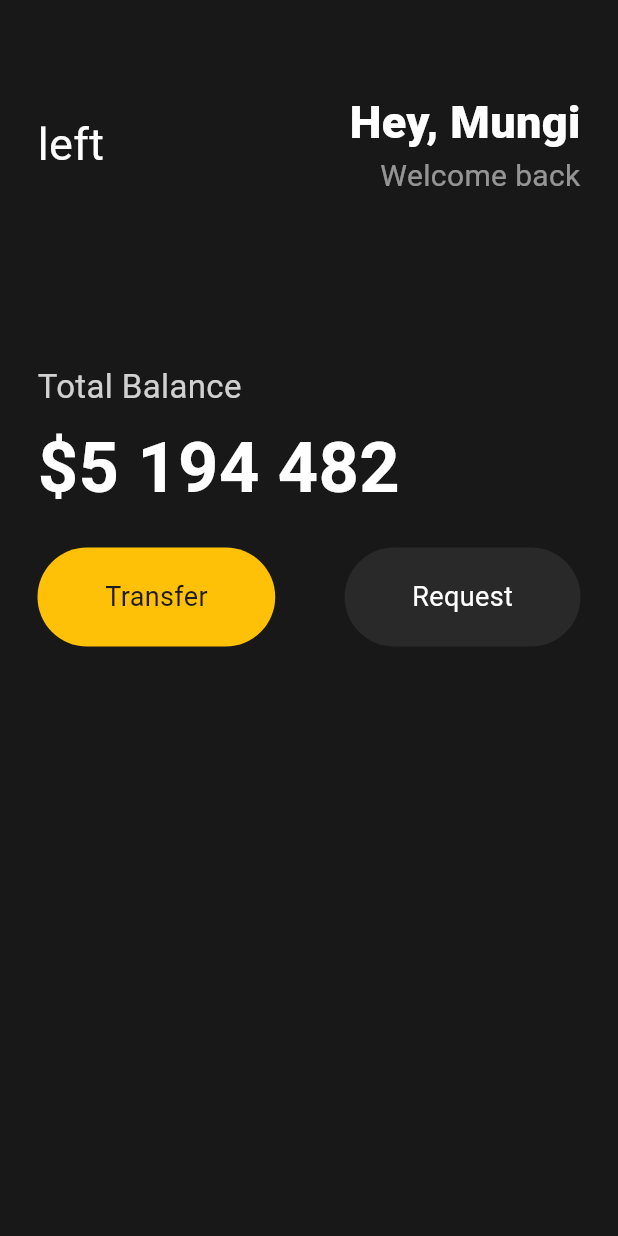
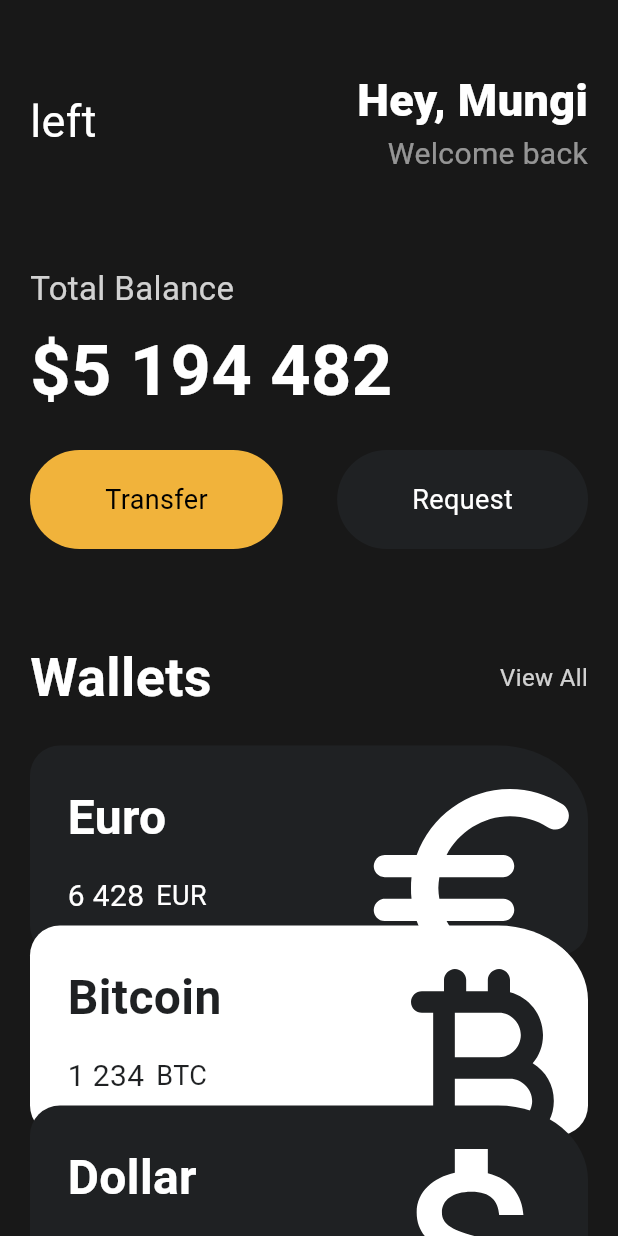
Before and after one commit to jjmmkk9/toonflix, a Flutter app: the screen it shows after launch, on a phone screen of 412 x 824 dp. Run offline on Flutter 3.47's test engine with Material 3 defaults, Android fonts, the phone set to English and light mode, and no system bars.

Commit message:
button 위젯이랑 card위젯 만들기

```diff
--- a/lib/main.dart
+++ b/lib/main.dart
@@ -1,4 +1,6 @@
 import 'package:flutter/material.dart';
+import 'package:toonflix/widget/button.dart';
+import 'package:toonflix/widget/card.dart';
 
 class Player {
   String name;
@@ -8,32 +10,35 @@ class Player {
 
 void main() {
   var player = Player(name: 'mungi');
-  runApp(App());
+  runApp(const App());
   //App위젯이 제일 먼저 실행되므로 우리 앱의 root라고 할 수 있다.
   //root에서는 material 디자인과 ios 디자인 중에 선택해야한다.
 }
 
 class App extends StatelessWidget {
+  const App({super.key});
+
   @override
   Widget build(BuildContext context) {
     // materialApp or
     return MaterialApp(
         home: Scaffold(
             //materialApp의 home 요소는 위젯을 반환해야한다. 사용자가 home에 있을때 보여질 위젯!
-            backgroundColor: Color(0xFF181818),
+            backgroundColor: const Color(0xFF181818),
             //column은 수직 배열을, row는 수평 배열을 위한 요소이다.
-            body: Padding(
-              padding: EdgeInsets.symmetric(
-                horizontal: 25,
+            body: SingleChildScrollView(
+              child: Padding(
+                padding: const EdgeInsets.symmetric(
+                  horizontal: 20,
                 ), //symmetric = 대칭, vertical = 세로(위아래), horizontal = 가로(양옆)
                 child: Column(
                   crossAxisAlignment: CrossAxisAlignment.start,
                   children: [
                     //sizedBox로 그냥 공백부분을 만들어 줄 수 있다.
-                  SizedBox(
-                    height: 60,
+                    const SizedBox(
+                      height: 45,
                     ),
-                  Row(
+                    const Row(
                       mainAxisAlignment: MainAxisAlignment
                           .spaceBetween, //row의 mainaxis는 수평 방향, crossaxis가 수직방향이다.
 
@@ -72,8 +77,8 @@ class App extends StatelessWidget {
                         )
                       ],
                     ),
-                  SizedBox(
-                    height: 110,
+                    const SizedBox(
+                      height: 60,
                     ),
                     Text(
                       'Total Balance',
@@ -82,10 +87,10 @@ class App extends StatelessWidget {
                         color: Colors.white.withOpacity(0.8),
                       ),
                     ),
-                  SizedBox(
+                    const SizedBox(
                       height: 5,
                     ),
-                  Text(
+                    const Text(
                       '\$5 194 482',
                       style: TextStyle(
                         fontSize: 47,
@@ -93,51 +98,74 @@ class App extends StatelessWidget {
                         color: Colors.white,
                       ),
                     ),
-                  SizedBox(
+                    const SizedBox(
                       height: 20,
+                    ),
+                    const Row(
+                      mainAxisAlignment: MainAxisAlignment.spaceBetween,
+                      children: [
+                        Button(
+                          text: 'Transfer',
+                          bgColor: Color(0xFFF1B33B),
+                          textColor: Colors.black,
+                        ),
+                        Button(
+                          text: 'Request',
+                          bgColor: Color(0xFF1F2123),
+                        ),
+                      ],
+                    ),
+                    const SizedBox(
+                      height: 60,
                     ),
                     Row(
                       mainAxisAlignment: MainAxisAlignment.spaceBetween,
                       children: [
-                      Container(
-                        decoration: BoxDecoration(
-                            color: Colors.amber,
-                            borderRadius: BorderRadius.circular(45)),
-                        child: Padding(
-                          padding: EdgeInsets.symmetric(
-                            vertical: 20,
-                            horizontal: 45,
-                          ),
-                          child: Text(
-                            'Transfer',
+                        const Text(
+                          'Wallets',
                           style: TextStyle(
-                              fontSize: 18,
+                            color: Colors.white,
+                            fontSize: 36,
+                            fontWeight: FontWeight.w600,
                           ),
                         ),
+                        Text(
+                          'View All',
+                          style: TextStyle(
+                            color: Colors.white.withOpacity(0.8),
+                            fontSize: 16,
                           ),
                         ),
-                      Container(
-                        decoration: BoxDecoration(
-                          color: Color.fromARGB(255, 41, 41, 41),
-                          borderRadius: BorderRadius.circular(45),
+                      ],
                     ),
-                        child: Padding(
-                          padding: EdgeInsets.symmetric(
-                            vertical: 20,
-                            horizontal: 45,
+                    const SizedBox(
+                      height: 20,
                     ),
-                          child: Text(
-                            'Request',
-                            style: TextStyle(
-                              fontSize: 18,
-                              color: Colors.white,
+                    const CurrencyCard(
+                      name: 'Euro',
+                      code: 'EUR',
+                      amount: '6 428',
+                      iconData: Icons.euro_rounded,
+                      isInverted: false,
                     ),
+                    const CurrencyCard(
+                      name: 'Bitcoin',
+                      code: 'BTC',
+                      amount: '1 234',
+                      iconData: Icons.currency_bitcoin_rounded,
+                      isInverted: true,
+                      offsetOrder: 1,
                     ),
+                    const CurrencyCard(
+                      name: 'Dollar',
+                      code: 'USD',
+                      amount: '1 234',
+                      iconData: Icons.attach_money_outlined,
+                      isInverted: false,
+                      offsetOrder: 2,
                     ),
-                      )
                   ],
-                  )
-                ],
+                ),
               ),
             )));
   }
--- /dev/null
+++ b/lib/widget/button.dart
@@ -0,0 +1,37 @@
+import 'package:flutter/material.dart';
+
+class Button extends StatelessWidget {
+  final String text;
+  final Color bgColor;
+  final Color textColor;
+
+  const Button({
+    super.key,
+    required this.text,
+    this.bgColor = Colors.amber,
+    this.textColor = Colors.white,
+  });
+
+  @override
+  Widget build(BuildContext context) {
+    return Container(
+      decoration: BoxDecoration(
+        color: bgColor,
+        borderRadius: BorderRadius.circular(45),
+      ),
+      child: Padding(
+        padding:const EdgeInsets.symmetric(
+          vertical: 20,
+          horizontal: 50,
+        ),
+        child: Text(
+          text,
+          style: TextStyle(
+            fontSize: 18,
+            color: textColor,
+          ),
+        ),
+      ),
+    );
+  }
+}
--- /dev/null
+++ b/lib/widget/card.dart
@@ -0,0 +1,95 @@
+import 'package:flutter/material.dart';
+
+class CurrencyCard extends StatelessWidget {
+  final String name, code, amount;
+  final IconData iconData;
+  final bool isInverted;
+  final int offsetOrder;
+
+  final _blackColor = const Color(0XFF1F2123);
+
+  const CurrencyCard({
+    super.key,
+    required this.name,
+    required this.code,
+    required this.amount,
+    required this.iconData,
+    required this.isInverted,
+    this.offsetOrder = 0,
+  });
+
+  @override
+  Widget build(BuildContext context) {
+    BorderRadiusGeometry borderRadius = const BorderRadius.only(
+      topLeft: Radius.circular(20),
+      topRight: Radius.elliptical(60, 50),
+      bottomLeft: Radius.circular(20),
+      bottomRight: Radius.circular(20),
+    );
+
+    return Transform.translate(
+      offset: Offset(0, offsetOrder * -20),
+      child: Container(
+        clipBehavior: Clip.hardEdge,
+        decoration: BoxDecoration(
+            color: isInverted ? Colors.white : _blackColor,
+            borderRadius: borderRadius),
+        child: Padding(
+          padding: const EdgeInsets.all(25),
+          child: Row(
+            mainAxisAlignment: MainAxisAlignment.spaceBetween,
+            children: [
+              Column(
+                crossAxisAlignment: CrossAxisAlignment.start,
+                children: [
+                  Text(
+                    name,
+                    style: TextStyle(
+                        color: isInverted ? _blackColor : Colors.white,
+                        fontSize: 32,
+                        fontWeight: FontWeight.w600),
+                  ),
+                  const SizedBox(
+                    height: 15,
+                  ),
+                  Row(
+                    children: [
+                      Text(
+                        amount,
+                        style: TextStyle(
+                          color: isInverted ? _blackColor : Colors.white,
+                          fontSize: 20,
+                        ),
+                      ),
+                      const SizedBox(
+                        width: 8,
+                      ),
+                      Text(
+                        code,
+                        style: TextStyle(
+                          color: isInverted ? _blackColor : Colors.white,
+                          fontSize: 18,
+                        ),
+                      ),
+                    ],
+                  ),
+                ],
+              ),
+              Transform.translate(
+                offset: const Offset(-5, 25),
+                child: Transform.scale(
+                  scale: 2,
+                  child: Icon(
+                    iconData,
+                    color: isInverted ? _blackColor : Colors.white,
+                    size: 88,
+                  ),
+                ),
+              )
+            ],
+          ),
+        ),
+      ),
+    );
+  }
+}
```
Lines whose indentation alone changed are shown as unchanged.
